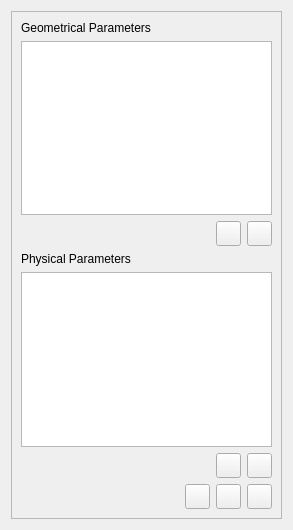
First picture: the form in starter/FENGSim/Rivet/RivetDockWidget.ui, repository OpenDigitalTwin-Dev/FENGSim, before the edit.
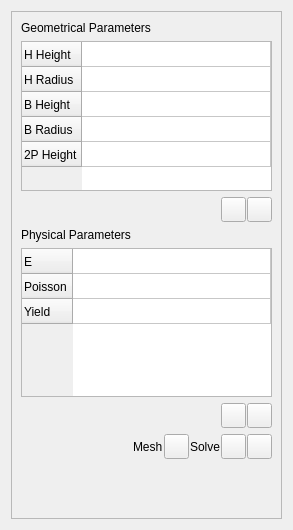
Second picture: the form after the edit. Icons and pictures are not drawn.

What changed in the file:
```diff
--- a/starter/FENGSim/Rivet/RivetDockWidget.ui
+++ b/starter/FENGSim/Rivet/RivetDockWidget.ui
@@ -36,10 +36,94 @@
        </widget>
       </item>
       <item>
-       <widget class="QTableWidget" name="tableWidget"/>
+       <widget class="QTableWidget" name="tableWidget">
+        <property name="sizePolicy">
+         <sizepolicy hsizetype="Expanding" vsizetype="Expanding">
+          <horstretch>0</horstretch>
+          <verstretch>1</verstretch>
+         </sizepolicy>
+        </property>
+        <property name="minimumSize">
+         <size>
+          <width>0</width>
+          <height>130</height>
+         </size>
+        </property>
+        <property name="font">
+         <font>
+          <pointsize>9</pointsize>
+         </font>
+        </property>
+        <property name="frameShadow">
+         <enum>QFrame::Raised</enum>
+        </property>
+        <attribute name="horizontalHeaderVisible">
+         <bool>false</bool>
+        </attribute>
+        <attribute name="horizontalHeaderCascadingSectionResizes">
+         <bool>false</bool>
+        </attribute>
+        <attribute name="horizontalHeaderHighlightSections">
+         <bool>false</bool>
+        </attribute>
+        <attribute name="horizontalHeaderShowSortIndicator" stdset="0">
+         <bool>false</bool>
+        </attribute>
+        <attribute name="horizontalHeaderStretchLastSection">
+         <bool>true</bool>
+        </attribute>
+        <attribute name="verticalHeaderVisible">
+         <bool>true</bool>
+        </attribute>
+        <attribute name="verticalHeaderCascadingSectionResizes">
+         <bool>false</bool>
+        </attribute>
+        <attribute name="verticalHeaderDefaultSectionSize">
+         <number>25</number>
+        </attribute>
+        <attribute name="verticalHeaderShowSortIndicator" stdset="0">
+         <bool>false</bool>
+        </attribute>
+        <attribute name="verticalHeaderStretchLastSection">
+         <bool>false</bool>
+        </attribute>
+        <row>
+         <property name="text">
+          <string>H Height</string>
+         </property>
+        </row>
+        <row>
+         <property name="text">
+          <string>H Radius</string>
+         </property>
+        </row>
+        <row>
+         <property name="text">
+          <string>B Height</string>
+         </property>
+        </row>
+        <row>
+         <property name="text">
+          <string>B Radius</string>
+         </property>
+        </row>
+        <row>
+         <property name="text">
+          <string>2P Height</string>
+         </property>
+        </row>
+        <column>
+         <property name="text">
+          <string/>
+         </property>
+        </column>
+       </widget>
       </item>
       <item>
        <layout class="QHBoxLayout" name="horizontalLayout">
+        <property name="spacing">
+         <number>1</number>
+        </property>
         <item>
          <spacer name="horizontalSpacer">
           <property name="orientation">
@@ -114,10 +198,75 @@
        </widget>
       </item>
       <item>
-       <widget class="QTableWidget" name="tableWidget_2"/>
+       <widget class="QTableWidget" name="tableWidget_2">
+        <property name="sizePolicy">
+         <sizepolicy hsizetype="Expanding" vsizetype="Expanding">
+          <horstretch>0</horstretch>
+          <verstretch>1</verstretch>
+         </sizepolicy>
+        </property>
+        <property name="minimumSize">
+         <size>
+          <width>0</width>
+          <height>80</height>
+         </size>
+        </property>
+        <property name="font">
+         <font>
+          <pointsize>9</pointsize>
+         </font>
+        </property>
+        <attribute name="horizontalHeaderVisible">
+         <bool>false</bool>
+        </attribute>
+        <attribute name="horizontalHeaderDefaultSectionSize">
+         <number>100</number>
+        </attribute>
+        <attribute name="horizontalHeaderHighlightSections">
+         <bool>false</bool>
+        </attribute>
+        <attribute name="horizontalHeaderStretchLastSection">
+         <bool>true</bool>
+        </attribute>
+        <attribute name="verticalHeaderVisible">
+         <bool>true</bool>
+        </attribute>
+        <attribute name="verticalHeaderCascadingSectionResizes">
+         <bool>false</bool>
+        </attribute>
+        <attribute name="verticalHeaderDefaultSectionSize">
+         <number>25</number>
+        </attribute>
+        <attribute name="verticalHeaderStretchLastSection">
+         <bool>false</bool>
+        </attribute>
+        <row>
+         <property name="text">
+          <string>E</string>
+         </property>
+        </row>
+        <row>
+         <property name="text">
+          <string>Poisson</string>
+         </property>
+        </row>
+        <row>
+         <property name="text">
+          <string>Yield</string>
+         </property>
+        </row>
+        <column>
+         <property name="text">
+          <string>New Column</string>
+         </property>
+        </column>
+       </widget>
       </item>
       <item>
        <layout class="QHBoxLayout" name="horizontalLayout_2">
+        <property name="spacing">
+         <number>1</number>
+        </property>
         <item>
          <spacer name="horizontalSpacer_2">
           <property name="orientation">
@@ -181,6 +330,9 @@
       </item>
       <item>
        <layout class="QHBoxLayout" name="horizontalLayout_3">
+        <property name="spacing">
+         <number>1</number>
+        </property>
         <item>
          <spacer name="horizontalSpacer_3">
           <property name="orientation">
@@ -194,6 +346,18 @@
           </property>
          </spacer>
         </item>
+        <item>
+         <widget class="QLabel" name="label_3">
+          <property name="font">
+           <font>
+            <pointsize>9</pointsize>
+           </font>
+          </property>
+          <property name="text">
+           <string>Mesh</string>
+          </property>
+         </widget>
+        </item>
         <item>
          <widget class="QPushButton" name="pushButton_6">
           <property name="minimumSize">
@@ -217,6 +381,18 @@
           </property>
          </widget>
         </item>
+        <item>
+         <widget class="QLabel" name="label_4">
+          <property name="font">
+           <font>
+            <pointsize>9</pointsize>
+           </font>
+          </property>
+          <property name="text">
+           <string>Solve</string>
+          </property>
+         </widget>
+        </item>
         <item>
          <widget class="QPushButton" name="pushButton_7">
           <property name="minimumSize">
@@ -265,6 +441,19 @@
         </item>
        </layout>
       </item>
+      <item>
+       <spacer name="verticalSpacer">
+        <property name="orientation">
+         <enum>Qt::Vertical</enum>
+        </property>
+        <property name="sizeHint" stdset="0">
+         <size>
+          <width>20</width>
+          <height>50</height>
+         </size>
+        </property>
+       </spacer>
+      </item>
      </layout>
     </widget>
    </item>
```
